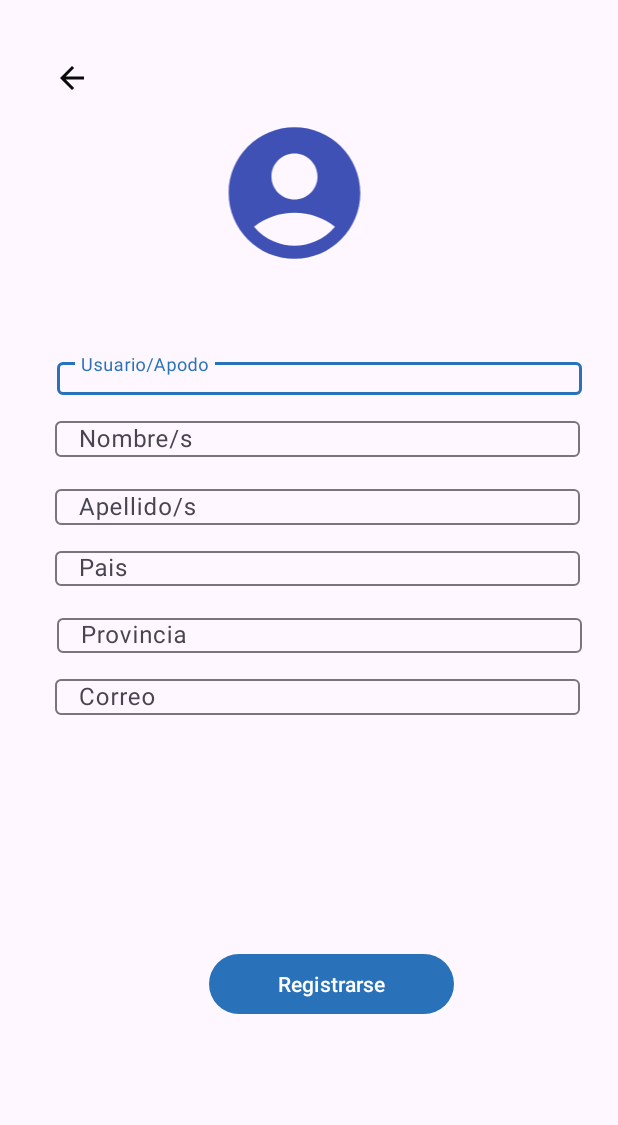
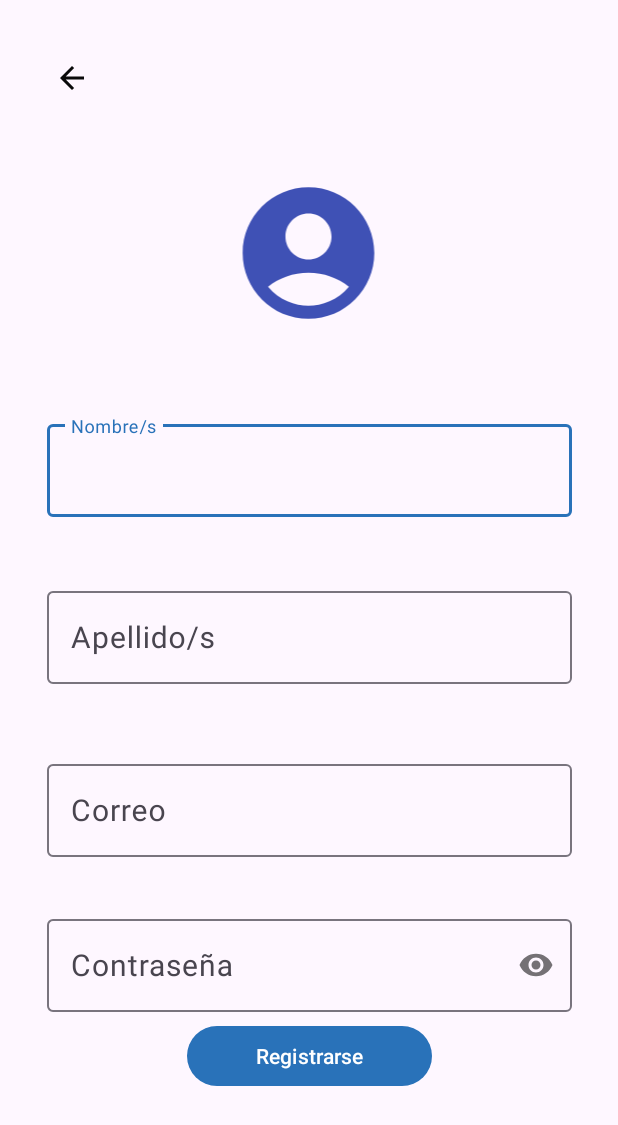
Before and after one commit to Capacit-ISPC/Project_CapacIT-App, an Android app: the RegistroActivity screen opened directly, with no data from a screen before it, on a phone screen of 412 x 824 dp. Shown: the top 1125 px of the screen. Run offline under Robolectric (Android 15) with nearby library versions, the phone set to English and light mode, and no system bars.

Commit message:
configuro retroceso con flecha back de Registro a Inicio, y hago configutaciones en vista registro

```diff
--- a/app/src/main/java/com/capacitapp/RegistroActivity.java
+++ b/app/src/main/java/com/capacitapp/RegistroActivity.java
@@ -1,6 +1,9 @@
 package com.capacitapp;
 
+import android.content.Intent;
 import android.os.Bundle;
+import android.view.View;
+import android.widget.ImageView;
 
 import androidx.activity.EdgeToEdge;
 import androidx.appcompat.app.AppCompatActivity;
@@ -10,15 +13,28 @@ import androidx.core.view.WindowInsetsCompat;
 
 public class RegistroActivity extends AppCompatActivity {
 
+    private ImageView imgBackArrow;
+
+
     @Override
     protected void onCreate(Bundle savedInstanceState) {
         super.onCreate(savedInstanceState);
         EdgeToEdge.enable(this);
         setContentView(R.layout.activity_registro);
-        ViewCompat.setOnApplyWindowInsetsListener(findViewById(R.id.main), (v, insets) -> {
-            Insets systemBars = insets.getInsets(WindowInsetsCompat.Type.systemBars());
-            v.setPadding(systemBars.left, systemBars.top, systemBars.right, systemBars.bottom);
-            return insets;
+
+        imgBackArrow = findViewById(R.id.btn_back);
+
+        imgBackArrow.setOnClickListener(new View.OnClickListener() {
+            @Override
+            public void onClick(View view) {
+                Intent intent = new Intent(RegistroActivity.this, InicioActivity.class);
+                startActivity(intent);
+
+            }
         });
+
+
+
+
     }
 }
--- a/app/src/main/res/layout/activity_registro.xml
+++ b/app/src/main/res/layout/activity_registro.xml
@@ -17,37 +17,21 @@
         app:layout_constraintTop_toTopOf="parent" />
 
     <com.google.android.material.textfield.TextInputLayout
-        android:id="@+id/textInputLayout6"
+        android:id="@+id/textInputLayout7"
         android:layout_width="350dp"
         android:layout_height="wrap_content"
-        android:layout_marginTop="216dp"
+        android:layout_marginTop="56dp"
         app:layout_constraintEnd_toEndOf="parent"
-        app:layout_constraintHorizontal_bias="0.809"
+        app:layout_constraintHorizontal_bias="0.5"
         app:layout_constraintStart_toStartOf="parent"
-        app:layout_constraintTop_toTopOf="parent"
+        app:layout_constraintTop_toBottomOf="@+id/imageView_foto_config"
         tools:ignore="MissingConstraints">
 
         <com.google.android.material.textfield.TextInputEditText
             android:layout_width="match_parent"
-            android:layout_height="22dp"
-            android:hint="@string/usuario_apodo"
-            tools:ignore="TouchTargetSizeCheck" />
-    </com.google.android.material.textfield.TextInputLayout>
-
-    <com.google.android.material.textfield.TextInputLayout
-        android:id="@+id/textInputLayout7"
-        android:layout_width="350dp"
-        android:layout_height="wrap_content"
-        android:layout_marginTop="12dp"
-        app:layout_constraintEnd_toEndOf="parent"
-        app:layout_constraintHorizontal_bias="0.761"
-        app:layout_constraintStart_toStartOf="parent"
-        app:layout_constraintTop_toBottomOf="@+id/textInputLayout6"
-        tools:ignore="MissingConstraints">
-
-        <com.google.android.material.textfield.TextInputEditText
-            android:layout_width="match_parent"
-            android:layout_height="24dp"
+            android:layout_height="wrap_content"
+            android:textSize="20dp"
+            android:textColor="@color/black"
             android:hint="@string/nombre_s"
             tools:ignore="TouchTargetSizeCheck" />
     </com.google.android.material.textfield.TextInputLayout>
@@ -56,75 +40,39 @@
         android:id="@+id/button_registrarse"
         android:layout_width="163dp"
         android:layout_height="48dp"
-        android:layout_marginBottom="124dp"
+        android:layout_marginBottom="76dp"
         android:text="@string/button"
         app:layout_constraintBottom_toBottomOf="parent"
         app:layout_constraintEnd_toEndOf="parent"
-        app:layout_constraintHorizontal_bias="0.572"
         app:layout_constraintStart_toStartOf="parent" />
 
     <ImageView
         android:id="@+id/imageView_foto_config"
         android:layout_width="114dp"
         android:layout_height="105dp"
-        android:layout_marginTop="56dp"
+        android:layout_marginTop="32dp"
         app:layout_constraintEnd_toEndOf="parent"
-        app:layout_constraintHorizontal_bias="0.463"
+        app:layout_constraintHorizontal_bias="0.498"
         app:layout_constraintStart_toStartOf="parent"
-        app:layout_constraintTop_toTopOf="parent"
+        app:layout_constraintTop_toBottomOf="@+id/customToolbar"
         app:srcCompat="@drawable/imageuser" />
 
     <com.google.android.material.textfield.TextInputLayout
         android:id="@+id/textInputLayout8"
         android:layout_width="350dp"
         android:layout_height="wrap_content"
-        android:layout_marginTop="16dp"
+        android:layout_marginTop="44dp"
         app:layout_constraintEnd_toEndOf="parent"
-        app:layout_constraintHorizontal_bias="0.761"
+        app:layout_constraintHorizontal_bias="0.5"
         app:layout_constraintStart_toStartOf="parent"
         app:layout_constraintTop_toBottomOf="@+id/textInputLayout7"
         tools:ignore="MissingConstraints">
 
         <com.google.android.material.textfield.TextInputEditText
             android:layout_width="match_parent"
-            android:layout_height="24dp"
+            android:layout_height="wrap_content"
+            android:textSize="20dp"
             android:hint="@string/apellido_s"
-            tools:ignore="TouchTargetSizeCheck" />
-    </com.google.android.material.textfield.TextInputLayout>
-
-    <com.google.android.material.textfield.TextInputLayout
-        android:id="@+id/textInputLayout"
-        android:layout_width="350dp"
-        android:layout_height="wrap_content"
-        android:layout_marginTop="12dp"
-        app:layout_constraintEnd_toEndOf="parent"
-        app:layout_constraintHorizontal_bias="0.761"
-        app:layout_constraintStart_toStartOf="parent"
-        app:layout_constraintTop_toBottomOf="@+id/textInputLayout8"
-        tools:ignore="MissingConstraints">
-
-        <com.google.android.material.textfield.TextInputEditText
-            android:layout_width="match_parent"
-            android:layout_height="23dp"
-            android:hint="@string/pais"
-            tools:ignore="TouchTargetSizeCheck" />
-    </com.google.android.material.textfield.TextInputLayout>
-
-    <com.google.android.material.textfield.TextInputLayout
-        android:id="@+id/textInputLayout2"
-        android:layout_width="350dp"
-        android:layout_height="wrap_content"
-        android:layout_marginTop="16dp"
-        app:layout_constraintEnd_toEndOf="parent"
-        app:layout_constraintHorizontal_bias="0.809"
-        app:layout_constraintStart_toStartOf="parent"
-        app:layout_constraintTop_toBottomOf="@+id/textInputLayout"
-        tools:ignore="MissingConstraints">
-
-        <com.google.android.material.textfield.TextInputEditText
-            android:layout_width="match_parent"
-            android:layout_height="23dp"
-            android:hint="@string/provincia"
             tools:ignore="TouchTargetSizeCheck" />
     </com.google.android.material.textfield.TextInputLayout>
 
@@ -132,17 +80,19 @@
         android:id="@+id/textInputLayout3"
         android:layout_width="350dp"
         android:layout_height="wrap_content"
-        android:layout_marginTop="12dp"
+        android:layout_marginTop="48dp"
         app:layout_constraintEnd_toEndOf="parent"
-        app:layout_constraintHorizontal_bias="0.761"
+        app:layout_constraintHorizontal_bias="0.523"
         app:layout_constraintStart_toStartOf="parent"
-        app:layout_constraintTop_toBottomOf="@+id/textInputLayout2"
+        app:layout_constraintTop_toBottomOf="@+id/textInputLayout8"
         tools:ignore="MissingConstraints">
 
         <com.google.android.material.textfield.TextInputEditText
             android:layout_width="match_parent"
-            android:layout_height="24dp"
+            android:layout_height="wrap_content"
+            android:textSize="20dp"
             android:hint="@string/correo"
+            android:inputType="textEmailAddress"
             tools:ignore="TouchTargetSizeCheck" />
     </com.google.android.material.textfield.TextInputLayout>
 
@@ -150,19 +100,20 @@
         android:id="@+id/textInputLayout4"
         android:layout_width="350dp"
         android:layout_height="wrap_content"
-        android:layout_marginBottom="184dp"
+        android:layout_marginTop="36dp"
+        app:passwordToggleEnabled="true"
         android:hint="@string/contrase_a"
-        app:layout_constraintBottom_toTopOf="@+id/button_registrarse"
         app:layout_constraintEnd_toEndOf="parent"
-        app:layout_constraintHorizontal_bias="0.761"
+        app:layout_constraintHorizontal_bias="0.523"
         app:layout_constraintStart_toStartOf="parent"
         app:layout_constraintTop_toBottomOf="@+id/textInputLayout3"
-        app:layout_constraintVertical_bias="1.0"
         tools:ignore="MissingConstraints">
 
         <com.google.android.material.textfield.TextInputEditText
             android:layout_width="match_parent"
-            android:layout_height="18dp"
+            android:layout_height="wrap_content"
+            android:textSize="20dp"
+            android:inputType="textPassword"
             tools:ignore="TouchTargetSizeCheck" />
     </com.google.android.material.textfield.TextInputLayout>
 
```
